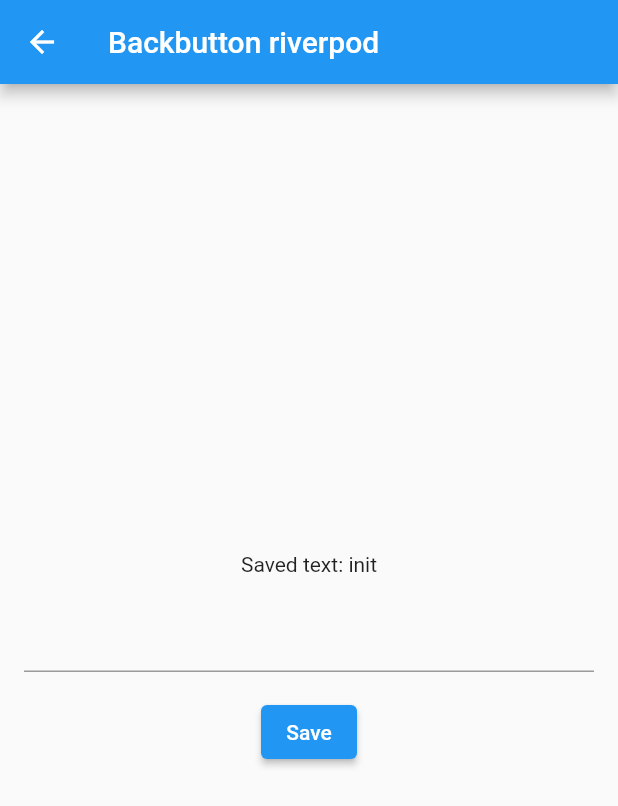
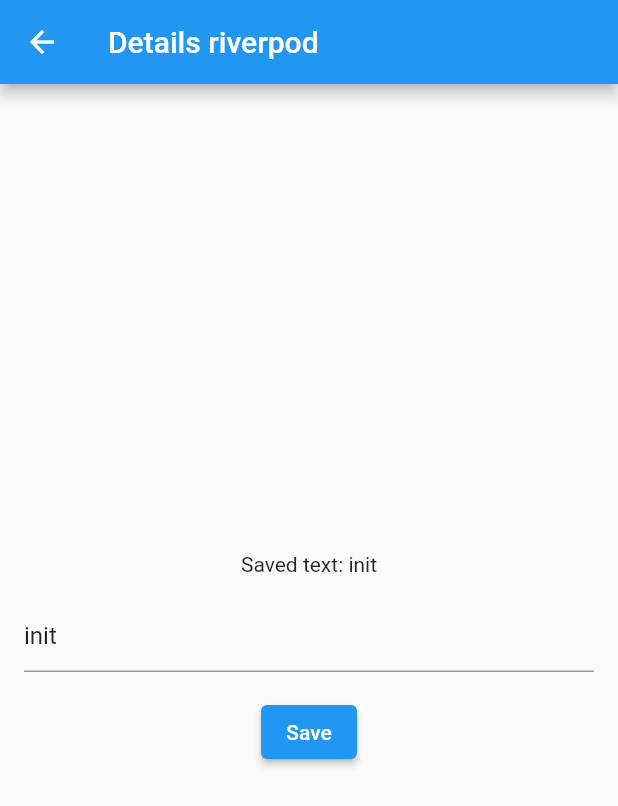
Before and after one commit to flutterrausch/flutter_examples, a Flutter app: the screen it shows after launch, after a tap on "Details riverpod", on a phone screen of 412 x 824 dp. Shown: the top 806 px of the screen. Run offline on Flutter 3.47's test engine with Material 2 defaults, Android fonts, the light colour scheme and no system bars; our stand-ins replace flutter_riverpod.

Commit message:
DetailsRiverpodPage with prefilled TextField, some details for better explanation

```diff
--- a/010__textformfield_w_riverpod/lib/consumerstateful_page.dart
+++ b/010__textformfield_w_riverpod/lib/consumerstateful_page.dart
@@ -2,7 +2,7 @@ import 'package:flutter/material.dart';
 import 'package:flutter_riverpod/flutter_riverpod.dart';
 
 
-final helloWorldProvider = Provider((_) => 'Hello world');
+final helloWorldProvider = Provider((ref) => 'Hello world');
 
 class ConsumerStatefulPage extends ConsumerStatefulWidget {
   @override
@@ -15,8 +15,8 @@ class _ConsumerStatefulPageState extends ConsumerState {
   void initState() {
     super.initState();
 
-    final value1 = ref.read(helloWorldProvider);  // Hello world
-    debugPrint('value1 = $value1');
+    final String value1 = ref.read(helloWorldProvider);  // why is ref.read(helloWorldProvider.state).state not working here?
+    debugPrint('value1 = $value1');  // Hello world
   }
 
   @override
--- a/010__textformfield_w_riverpod/lib/details_riverpod_page.dart
+++ b/010__textformfield_w_riverpod/lib/details_riverpod_page.dart
@@ -8,7 +8,6 @@ class DetailsRiverpodPage extends ConsumerStatefulWidget {
 
   @override
   _DetailsRiverpodPageState createState() => _DetailsRiverpodPageState();
-  //ConsumerState<DetailsRiverpodPage> createState() => _DetailsRiverpodPageState();
 }
 
 class _DetailsRiverpodPageState extends ConsumerState {
@@ -17,40 +16,48 @@ class _DetailsRiverpodPageState extends ConsumerState {
   @override
   void initState() {
     super.initState();
-    //final value = ref.read(savedText);
-    //_controller.text = ref.read(savedText.state).state;  // TODO init   _controller.text = ref.read(savedText.state).state  https://stackoverflow.com/a/64218048
+
+    // final String value1 = ref.read(savedText);  // why is this a string?
+    // debugPrint('value1 = $value1');
+    // _controller.text = value1;
+    //
+    // final String value2 = ref.read(savedText.state).state;
+    // debugPrint('value2 = $value2');
+    // _controller.text = value2;
+
+    _controller.text = ref.read(savedText);  // same as  ref.read(savedText.state).state
   }
 
   @override
-  // Widget build(BuildContext context, WidgetRef ref) {
   Widget build(BuildContext context) {
     return WillPopScope(
       onWillPop: () async {
-        if (_controller.text == ref.read(savedText.state).state) {  // no change = no data can be lost
-          return true;
+        if (_controller.text == ref.read(savedText.state).state) {
+          return true;  // no change = no data can be lost, pop
         } else {
           return BackButtonDialog(context);
         }
       },
       child: Scaffold(
         appBar: AppBar(
-          title: const Text('Backbutton riverpod'),
+          title: const Text('Details riverpod'),
         ),
         body: Container(
           margin: const EdgeInsets.symmetric(horizontal: 16),
           child: Column(
             mainAxisAlignment: MainAxisAlignment.center,
             children: [
+
               Consumer(
                 builder: (context, ref, _) {
-                  return Text('Saved text: ' + ref.watch(savedText.state).state);
+                  return Text('Saved text: ' + ref.watch(savedText));  // same as  ref.watch(savedText.state).state)
                 }
               ),
+
               const SizedBox(height: 16),
+              TextField(controller: _controller),
 
-              TextField(controller: _controller),
               const SizedBox(height: 16),
-
               ElevatedButton(
                 child: const Text("Save"),
                 onPressed: () {
--- a/010__textformfield_w_riverpod/lib/details_setstate_page.dart
+++ b/010__textformfield_w_riverpod/lib/details_setstate_page.dart
@@ -40,7 +40,9 @@ class _DetailsSetstatePageState extends State<DetailsSetstatePage> {
       },
       child: Scaffold(
         resizeToAvoidBottomInset: false,
-        appBar: AppBar(),
+        appBar: AppBar(
+          title: Text('Details setState'),
+        ),
         body: Container(
           margin: const EdgeInsets.symmetric(horizontal: 16),
           child: Column(
```
Also changed, not shown: 1 other file.
